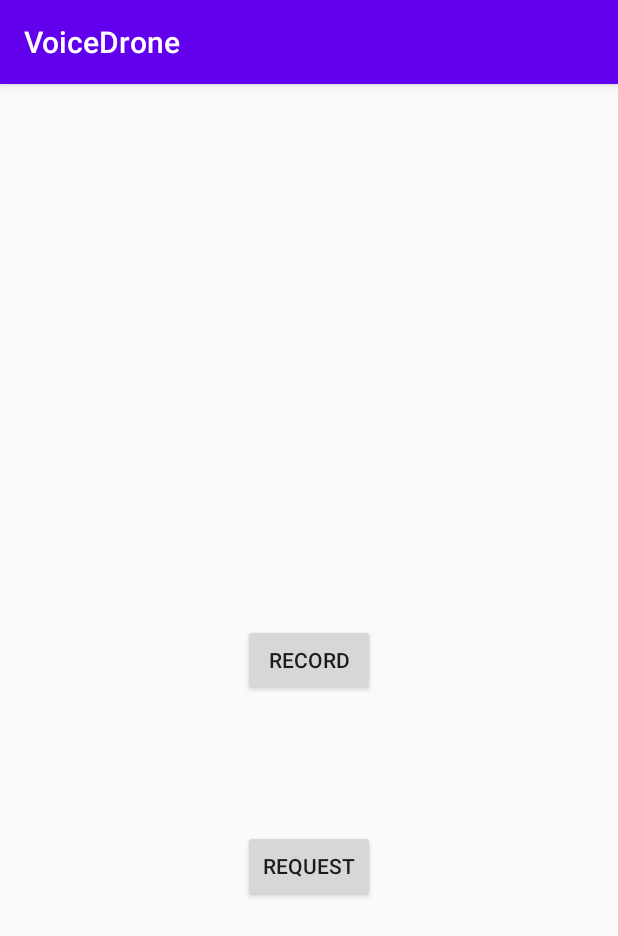
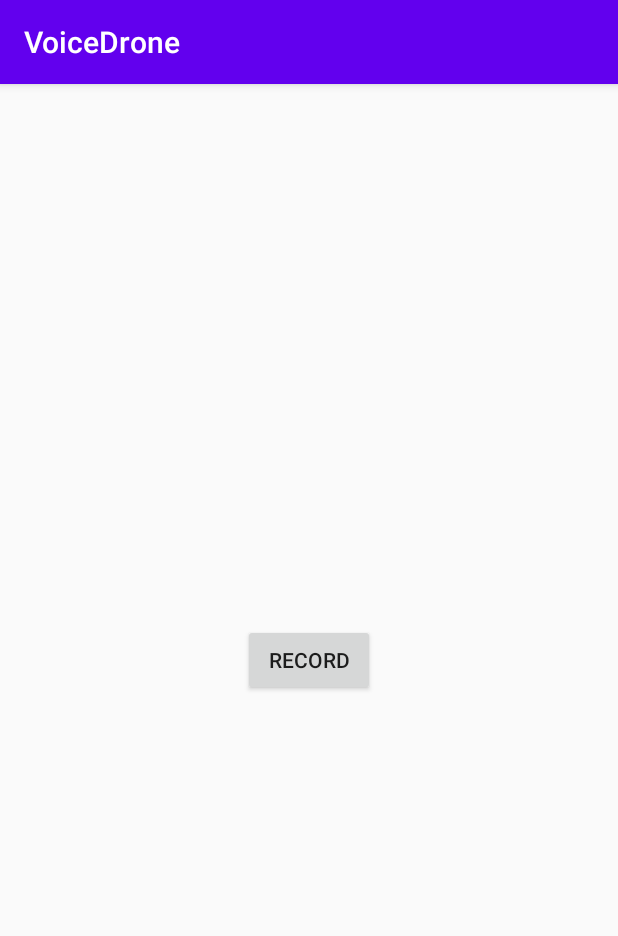
Before and after one commit to malor4wiz/VoiceDrone, an Android app: the RecordPage screen opened directly, with no data from a screen before it, on a phone screen of 412 x 824 dp. Shown: the top 936 px of the screen. Run offline under Robolectric (Android 15) with nearby library versions, the phone set to English and light mode, and no system bars; network calls fail; 14 statements that could not run were skipped.

Commit message:
refs #5 delete Request Button

```diff
--- a/app/src/main/res/layout/record_page.xml
+++ b/app/src/main/res/layout/record_page.xml
@@ -17,17 +17,4 @@
         app:layout_constraintTop_toTopOf="parent"
         android:onClick="onClickRecordButton"
         android:soundEffectsEnabled="false"/>
-
-    <Button
-        android:id="@+id/RequestButton"
-        android:layout_width="wrap_content"
-        android:layout_height="wrap_content"
-        android:text="Request"
-        app:layout_constraintBottom_toBottomOf="parent"
-        app:layout_constraintEnd_toEndOf="parent"
-        app:layout_constraintHorizontal_bias="0.501"
-        app:layout_constraintStart_toStartOf="parent"
-        app:layout_constraintTop_toBottomOf="@+id/RecordButton"
-        app:layout_constraintVertical_bias="0.286"
-        android:onClick="onClickRequest"/>
 </androidx.constraintlayout.widget.ConstraintLayout>
```
Also changed, not shown: app/src/main/java/com/example/voicedrone/pages/RecordPage.kt (+0 -10 lines).
